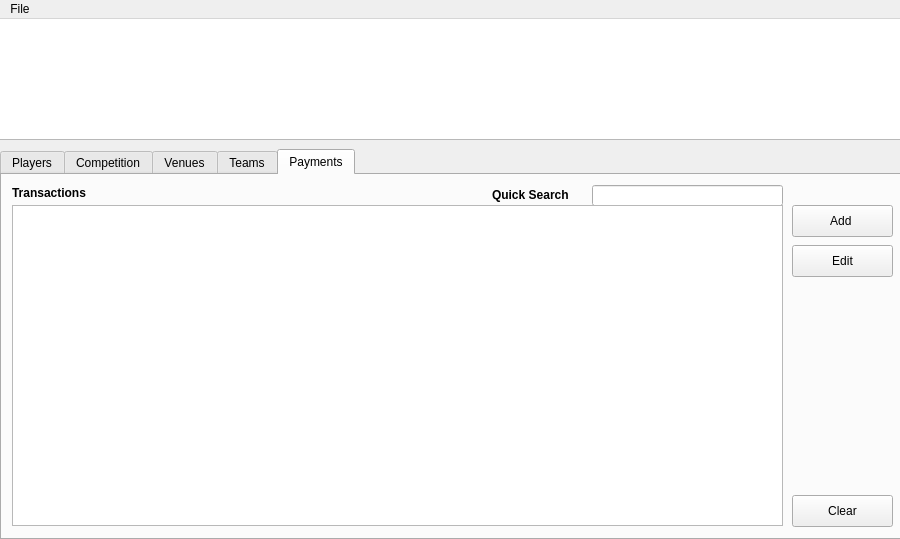
Qt form mainwindow.ui (stefanmarjanovic/Comp) before a commit.
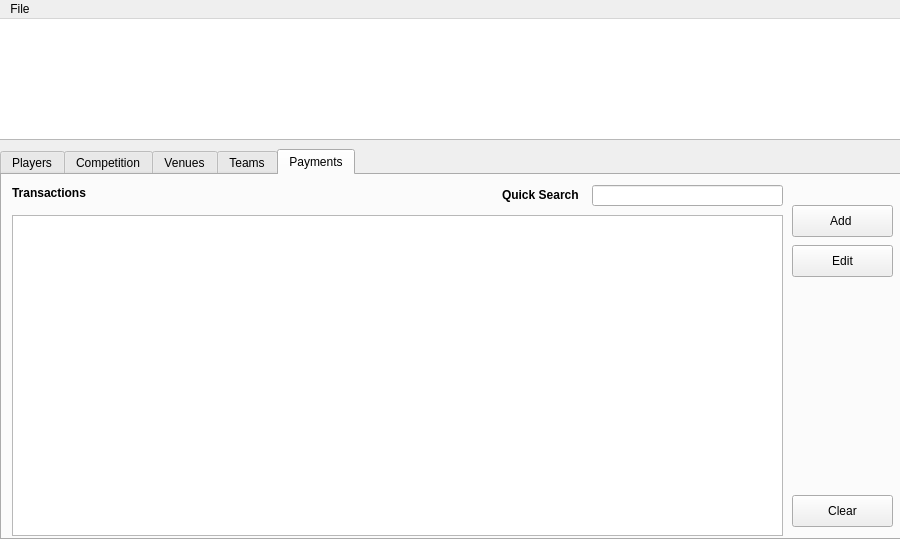
The same form after that commit. Icons and pictures are not drawn.

The edit to the form file:
```diff
--- a/mainwindow.ui
+++ b/mainwindow.ui
@@ -634,7 +634,7 @@
      <widget class="QLabel" name="label_13">
       <property name="geometry">
        <rect>
-        <x>490</x>
+        <x>500</x>
         <y>10</y>
         <width>91</width>
         <height>20</height>
@@ -673,7 +673,7 @@
       <property name="geometry">
        <rect>
         <x>10</x>
-        <y>30</y>
+        <y>40</y>
         <width>771</width>
         <height>321</height>
        </rect>
```
Left out of the diff: 18 changed lines with no effect on the pictures.
